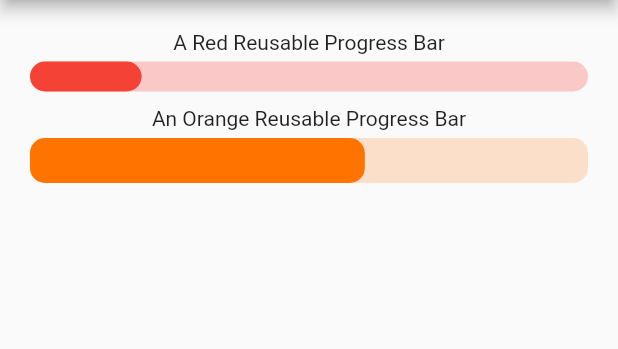
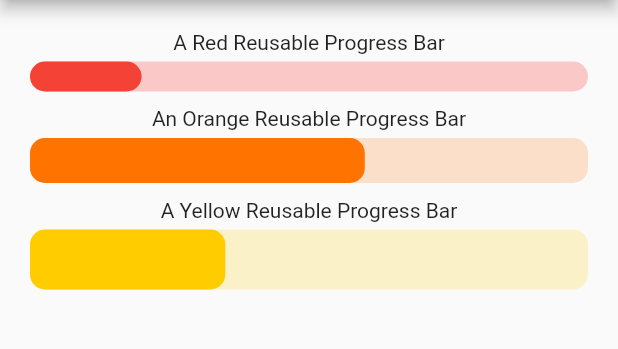
Before and after one commit to TonyoGodson/TestingReusableWidgets, a Flutter app: the screen it shows after launch, on a phone screen of 412 x 824 dp, the part 84-433 px from its top. Run offline on Flutter 3.47's test engine with Material 2 defaults, Android fonts, the phone set to English and light mode, and no system bars; drawn by our look-alikes of percent_indicator.

Commit message:
yellow progress bar tested

```diff
--- a/lib/widgets_screen.dart
+++ b/lib/widgets_screen.dart
@@ -30,6 +30,12 @@ class _WidgetsScreenState extends State<WidgetsScreen> {
             customProgressBar(0.0, true, 1000, 30.0,
                 const Color(0xFFFF7300),
                 const Color(0x33FF7300), .6, 10.0, 0.0),
+            const SizedBox(height: 10),
+            const Text("A Yellow Reusable Progress Bar"),
+            const SizedBox(height: 5),
+            customProgressBar(0.0, true, 1000, 40.0,
+                const Color(0xFFFFCC00),
+                const Color(0x33FFCC00), .35, 10.0, 0.0),
           ],
         ),
       ),
```
